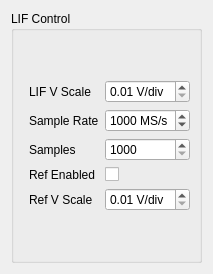
The window that lifcontrolwidget.ui (kncrabtree/blackchirp) describes before a commit, drawn with Qt 5.
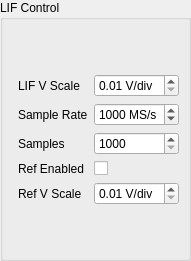
The same window after the commit. Custom widgets are drawn as their Qt base class.

Commit message: More UI tweaks for label alignment

Patch:
```diff
--- a/lifcontrolwidget.ui
+++ b/lifcontrolwidget.ui
@@ -2,10 +2,30 @@
 <ui version="4.0">
  <class>LifControlWidget</class>
  <widget class="QWidget" name="LifControlWidget">
+  <property name="geometry">
+   <rect>
+    <x>0</x>
+    <y>0</y>
+    <width>182</width>
+    <height>261</height>
+   </rect>
+  </property>
   <property name="windowTitle">
    <string>Form</string>
   </property>
   <layout class="QVBoxLayout" name="verticalLayout_2">
+   <property name="leftMargin">
+    <number>0</number>
+   </property>
+   <property name="topMargin">
+    <number>0</number>
+   </property>
+   <property name="rightMargin">
+    <number>0</number>
+   </property>
+   <property name="bottomMargin">
+    <number>0</number>
+   </property>
    <item>
     <widget class="QGroupBox" name="groupBox">
      <property name="title">
@@ -37,6 +57,12 @@
           </property>
           <item row="0" column="0">
            <widget class="QLabel" name="lIFVScaleLabel">
+            <property name="sizePolicy">
+             <sizepolicy hsizetype="Preferred" vsizetype="Expanding">
+              <horstretch>0</horstretch>
+              <verstretch>0</verstretch>
+             </sizepolicy>
+            </property>
             <property name="text">
              <string>LIF V Scale</string>
             </property>
@@ -57,6 +83,12 @@
           </item>
           <item row="1" column="0">
            <widget class="QLabel" name="sampleRateLabel">
+            <property name="sizePolicy">
+             <sizepolicy hsizetype="Preferred" vsizetype="Expanding">
+              <horstretch>0</horstretch>
+              <verstretch>0</verstretch>
+             </sizepolicy>
+            </property>
             <property name="text">
              <string>Sample Rate</string>
             </property>
@@ -83,6 +115,12 @@
           </item>
           <item row="2" column="0">
            <widget class="QLabel" name="samplesLabel">
+            <property name="sizePolicy">
+             <sizepolicy hsizetype="Preferred" vsizetype="Expanding">
+              <horstretch>0</horstretch>
+              <verstretch>0</verstretch>
+             </sizepolicy>
+            </property>
             <property name="text">
              <string>Samples</string>
             </property>
@@ -106,6 +144,12 @@
           </item>
           <item row="3" column="0">
            <widget class="QLabel" name="refEnabledLabel">
+            <property name="sizePolicy">
+             <sizepolicy hsizetype="Preferred" vsizetype="Expanding">
+              <horstretch>0</horstretch>
+              <verstretch>0</verstretch>
+             </sizepolicy>
+            </property>
             <property name="text">
              <string>Ref Enabled</string>
             </property>
@@ -116,6 +160,12 @@
           </item>
           <item row="4" column="0">
            <widget class="QLabel" name="refVScaleLabel">
+            <property name="sizePolicy">
+             <sizepolicy hsizetype="Preferred" vsizetype="Expanding">
+              <horstretch>0</horstretch>
+              <verstretch>0</verstretch>
+             </sizepolicy>
+            </property>
             <property name="text">
              <string>Ref V Scale</string>
             </property>
```
The commit also changes 2 other files.
